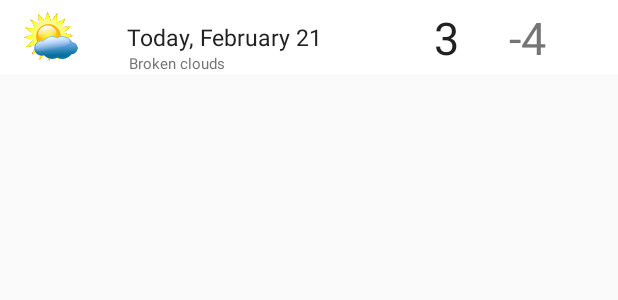
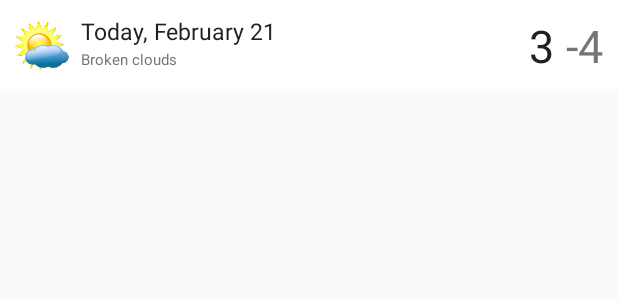
Before and after one commit to themeliskalomoiros/Prognosis, an Android app: the layout forecast_list_item.xml on its own in the app's theme, with its tools: preview values and no code run, on a phone screen of 412 x 824 dp. Shown: the top 300 px of the screen. Run offline under Robolectric (Android 15) with nearby library versions, the phone set to English and light mode, and no system bars.

Commit message:
rearange constraints in forecast_list_item.xml

```diff
--- a/app/src/main/res/layout/forecast_list_item.xml
+++ b/app/src/main/res/layout/forecast_list_item.xml
@@ -5,6 +5,7 @@
     android:layout_width="match_parent"
     android:layout_height="wrap_content"
     android:background="@android:color/white"
+    android:padding="2dp"
     tools:layout_editor_absoluteY="81dp">
 
     <TextView
@@ -12,59 +13,66 @@
         style="@style/WeatherListItem_Date"
         android:layout_width="wrap_content"
         android:layout_height="wrap_content"
-        app:layout_constraintBottom_toBottomOf="parent"
-        app:layout_constraintEnd_toEndOf="@+id/tv_weather"
-        app:layout_constraintStart_toEndOf="@+id/tv_weather"
+        android:layout_marginStart="8dp"
+        android:layout_marginTop="8dp"
+        app:layout_constraintStart_toEndOf="@+id/img_weather"
         app:layout_constraintTop_toTopOf="parent"
-        tools:text="Today, February 21" />
+        tools:text="Today, February 21"
+        android:layout_marginLeft="8dp" />
 
     <TextView
         android:id="@+id/tv_weather"
         style="@style/WeatherListItem_Weather"
         android:layout_width="wrap_content"
         android:layout_height="wrap_content"
-        android:layout_marginStart="86dp"
-        app:layout_constraintStart_toStartOf="parent"
+        android:layout_marginBottom="8dp"
+        android:layout_marginStart="8dp"
+        android:layout_marginTop="1dp"
+        app:layout_constraintBottom_toBottomOf="parent"
+        app:layout_constraintStart_toEndOf="@+id/img_weather"
         app:layout_constraintTop_toBottomOf="@+id/tv_date"
-        tools:text="Broken clouds"
-        android:layout_marginLeft="86dp" />
+        app:layout_constraintVertical_bias="0.0"
+        tools:text="Broken clouds" />
 
     <ImageView
         android:id="@+id/img_weather"
         android:layout_width="wrap_content"
         android:layout_height="wrap_content"
-        android:layout_marginStart="16dp"
+        android:layout_marginBottom="8dp"
+        android:layout_marginStart="8dp"
+        android:layout_marginTop="8dp"
         android:contentDescription="@string/forecast_list_item_imageview_description"
         app:layout_constraintBottom_toBottomOf="parent"
         app:layout_constraintStart_toStartOf="parent"
         app:layout_constraintTop_toTopOf="parent"
-        tools:src="@drawable/sunny_clouds"
-        android:layout_marginLeft="16dp" />
+        tools:src="@drawable/sunny_clouds" />
 
     <TextView
         android:id="@+id/tv_temp_high"
         style="@style/WeatherListItem_High_Temp"
         android:layout_width="wrap_content"
         android:layout_height="wrap_content"
-        android:layout_marginEnd="106dp"
+        android:layout_marginBottom="8dp"
+        android:layout_marginEnd="8dp"
+        android:layout_marginStart="8dp"
+        android:layout_marginTop="8dp"
         app:layout_constraintBottom_toBottomOf="parent"
-        app:layout_constraintEnd_toEndOf="parent"
+        app:layout_constraintEnd_toStartOf="@+id/tv_temp_low"
+        app:layout_constraintHorizontal_bias="1.0"
+        app:layout_constraintStart_toEndOf="@+id/tv_date"
         app:layout_constraintTop_toTopOf="parent"
-        tools:text="3"
-        android:layout_marginRight="106dp" />
+        tools:text="3" />
 
     <TextView
         android:id="@+id/tv_temp_low"
         style="@style/WeatherListItem_Low_Temp"
         android:layout_width="wrap_content"
         android:layout_height="wrap_content"
-        android:layout_marginEnd="49dp"
-        android:layout_marginStart="51dp"
+        android:layout_marginBottom="8dp"
+        android:layout_marginEnd="8dp"
+        android:layout_marginTop="8dp"
         app:layout_constraintBottom_toBottomOf="parent"
         app:layout_constraintEnd_toEndOf="parent"
-        app:layout_constraintStart_toStartOf="@+id/tv_temp_high"
         app:layout_constraintTop_toTopOf="parent"
-        tools:text="-4"
-        android:layout_marginLeft="51dp"
-        android:layout_marginRight="49dp" />
+        tools:text="-4" />
 </android.support.constraint.ConstraintLayout>
```
